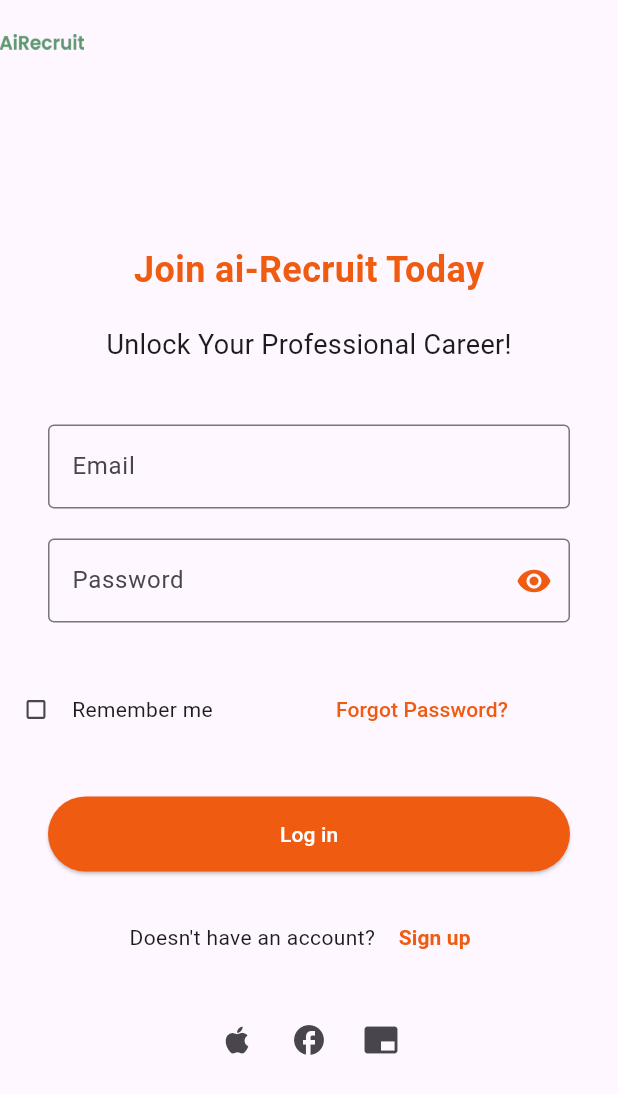
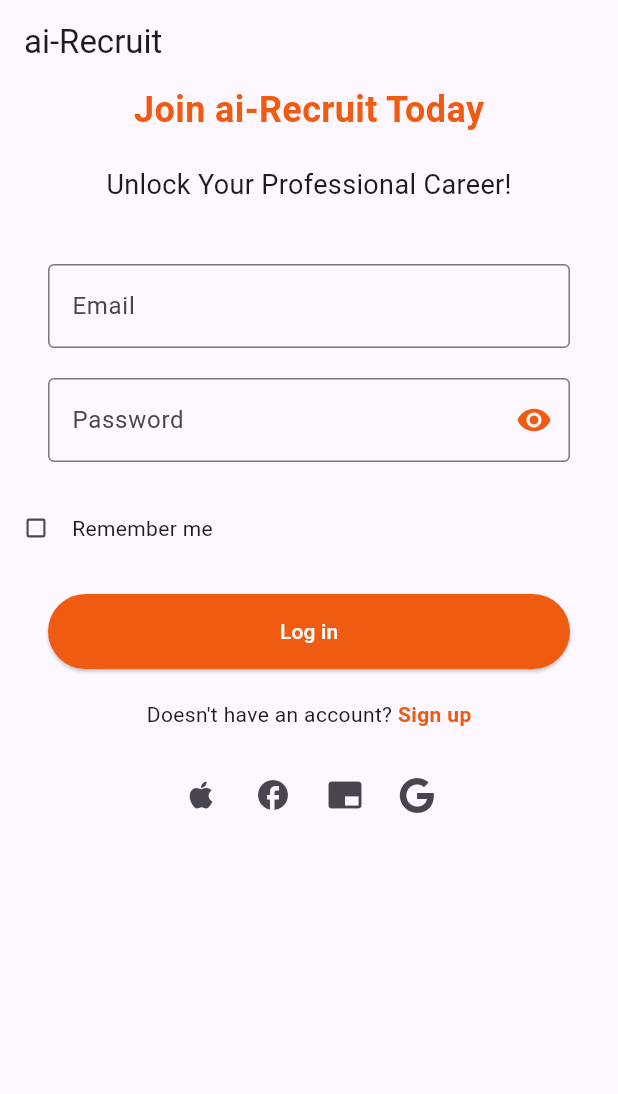
Before and after one commit to aiRecruit-Mvp/aiRecruit-Application, a Flutter app: the screen it shows after launch, on a phone screen of 412 x 824 dp. Shown: the top 1094 px of the screen. Run offline on Flutter 3.47's test engine with Material 3 defaults, Android fonts, the phone set to English and light mode, and no system bars; our stand-ins replace font_awesome_flutter, get, google_sign_in; accounts and stored records are empty.

Commit message:
SignIn Google IOS Sucess

```diff
--- a/lib/main.dart
+++ b/lib/main.dart
@@ -1,4 +1,4 @@
-import 'package:airecruit/screens/login_scren.dart';
+import 'package:airecruit/screens/login_screen.dart';
 import 'package:airecruit/screens/splash_screen.dart';
 import 'package:flutter/material.dart';
 import 'package:get/get.dart';
--- /dev/null
+++ b/lib/screens/login_screen.dart
@@ -0,0 +1,195 @@
+import 'package:airecruit/controllers/userController.dart';
+import 'package:flutter/material.dart';
+import 'dart:convert';
+import 'package:http/http.dart' as http;
+import 'package:google_sign_in/google_sign_in.dart';
+import 'package:font_awesome_flutter/font_awesome_flutter.dart';
+
+void main() {
+  runApp(Login());
+}
+
+class Login extends StatefulWidget {
+  @override
+  _LoginState createState() => _LoginState();
+}
+
+class _LoginState extends State<Login> {
+  final TextEditingController emailController = TextEditingController();
+  final TextEditingController passwordController = TextEditingController();
+  final UserController userController = UserController();
+  final GoogleSignIn googleSignIn = GoogleSignIn(
+      clientId:
+      '104792978938-8osg03385fiif0h9n084j2raadlacgsv.apps.googleusercontent.com',
+      scopes: ['email']);
+
+  @override
+  Widget build(BuildContext context) {
+    return MaterialApp(
+      home: Scaffold(
+        appBar: AppBar(
+          title: Text("ai-Recruit"),
+        ),
+        body: SingleChildScrollView(
+          // Wrap with SingleChildScrollView
+          child: Center(
+            child: Column(
+              mainAxisAlignment: MainAxisAlignment.center,
+              children: [
+                Text(
+                  "Join ai-Recruit Today",
+                  style: TextStyle(
+                      fontSize: 24,
+                      fontWeight: FontWeight.bold,
+                      color: Color.fromARGB(255, 239, 91, 17)),
+                ),
+                SizedBox(height: 20),
+                Text(
+                  "Unlock Your Professional Career!",
+                  style: TextStyle(fontSize: 18),
+                ),
+                SizedBox(height: 40),
+                Padding(
+                  padding: const EdgeInsets.symmetric(horizontal: 32),
+                  child: TextField(
+                    controller: emailController,
+                    decoration: InputDecoration(
+                      labelText: "Email",
+                      border: OutlineInputBorder(),
+                    ),
+                  ),
+                ),
+                SizedBox(height: 20),
+                Padding(
+                  padding: const EdgeInsets.symmetric(horizontal: 32),
+                  child: TextField(
+                    controller: passwordController,
+                    decoration: InputDecoration(
+                      labelText: "Password",
+                      border: OutlineInputBorder(),
+                      suffixIcon: IconButton(
+                        onPressed: () {},
+                        icon: Icon(Icons.visibility),
+                        color: Color.fromARGB(255, 239, 91, 17),
+                      ),
+                    ),
+                    obscureText: true,
+                  ),
+                ),
+                SizedBox(height: 20),
+                Row(
+                  children: [
+                    Transform.scale(
+                      scale: 0.7,
+                      child: Checkbox(
+                        value: false,
+                        onChanged: (value) {},
+                      ),
+                    ),
+                    Text("Remember me"),
+                  ],
+                ),
+                SizedBox(height: 20),
+                Row(
+                  children: [
+                    Expanded(
+                      child: Padding(
+                        padding: const EdgeInsets.symmetric(horizontal: 32),
+                        child: ElevatedButton(
+                          onPressed: () {
+                            userController.loginUser(
+                              emailController.text,
+                              passwordController.text,
+                            );
+                          },
+                          style: ElevatedButton.styleFrom(
+                            primary: Color.fromARGB(255, 239, 91, 17),
+                            onPrimary: Colors.white,
+                            shape: RoundedRectangleBorder(
+                              borderRadius: BorderRadius.circular(30),
+                            ),
+                            padding: EdgeInsets.symmetric(vertical: 15),
+                          ),
+                          child: Text("Log in"),
+                        ),
+                      ),
+                    ),
+                  ],
+                ),
+                SizedBox(height: 20),
+                Row(
+                  mainAxisAlignment: MainAxisAlignment.center,
+                  children: [
+                    Text("Doesn't have an account? "),
+                    Text(
+                      "Sign up",
+                      style: TextStyle(
+                          fontWeight: FontWeight.w700,
+                          color: Color.fromARGB(255, 239, 91, 17)),
+                    ),
+                  ],
+                ),
+                SizedBox(height: 20),
+                Row(
+                  mainAxisAlignment: MainAxisAlignment.center,
+                  children: [
+                    IconButton(
+                      onPressed: () {},
+                      icon: Icon(Icons.apple),
+                    ),
+                    IconButton(
+                      onPressed: () {
+                        // Perform LinkedIn Sign-In
+                        //signInWithLinkedIn();
+                      },
+                      icon: Icon(Icons.facebook),
+                    ),
+                    IconButton(
+                      onPressed: () {},
+                      icon: Icon(Icons.branding_watermark),
+                    ),
+                    IconButton(
+                      onPressed: () async {
+                        // Perform Google Sign-In
+                        try {
+                          await _handleSignIn();
+                        } catch (error) {
+                          print('Error during Google Sign-In: $error');
+                        }
+                      },
+                      icon: FaIcon(FontAwesomeIcons.google),
+                    ),
+                  ],
+                ),
+              ],
+            ),
+          ),
+        ),
+      ),
+    );
+  }
+
+  Future<void> _handleSignIn() async {
+    try {
+      final GoogleSignInAccount? googleUser = await googleSignIn.signIn();
+
+      if (googleUser != null) {
+        // Send Google Sign-In data to the backend
+        final GoogleSignInAuthentication googleAuth =
+        await googleUser.authentication;
+        final String? code = googleAuth.idToken;
+
+        if (code != null) {
+          await userController.sendGoogleSignInDataToBackend(code);
+        }
+      }
+    } catch (error) {
+      print('Error during Google Sign-In: $error');
+    }
+  }
+
+// Future<void> signInWithLinkedIn() async {
+//   // Call the signInWithLinkedIn function from your user controller
+//   await userController.signInWithLinkedIn();
+// }
+}
--- a/lib/screens/login_scren.dart
+++ /dev/null
@@ -1,185 +0,0 @@
-import 'package:airecruit/controllers/userController.dart';
-import 'package:airecruit/screens/forgotPassword_scren.dart';
-import 'package:airecruit/screens/signup_screen.dart';
-import 'package:flutter/material.dart';
-import 'dart:convert';
-import 'package:http/http.dart' as http;
-import 'package:airecruit/screens/profile_page.dart';
-
-void main() {
-  runApp(Login());
-}
-
-class Login extends StatefulWidget {
-  @override
-  _LoginState createState() => _LoginState();
-}
-
-class _LoginState extends State<Login> {
-  final TextEditingController emailController = TextEditingController();
-  final TextEditingController passwordController = TextEditingController();
-  final UserController userController = UserController();
-
-  @override
-  Widget build(BuildContext context) {
-    return MaterialApp(
-      home: Scaffold(
-        appBar: AppBar(
-          leading: Image.asset(
-            'images/logo.png', // Replace with the path to your logo image
-            width: 80, // Adjust the width as needed
-            height: 100, // Adjust the height as needed
-          ),
-        ),
-        body: Center(
-          child: Column(
-            mainAxisAlignment: MainAxisAlignment.center,
-            children: [
-              Text(
-                "Join ai-Recruit Today",
-                style: TextStyle(
-                    fontSize: 24,
-                    fontWeight: FontWeight.bold,
-                    color: Color.fromARGB(255, 239, 91, 17)),
-              ),
-              SizedBox(height: 20),
-              Text(
-                "Unlock Your Professional Career!",
-                style: TextStyle(fontSize: 18),
-              ),
-              SizedBox(height: 40),
-              Padding(
-                padding: const EdgeInsets.symmetric(horizontal: 32),
-                child: TextField(
-                  controller: emailController,
-                  decoration: InputDecoration(
-                    labelText: "Email",
-                    border: OutlineInputBorder(),
-                  ),
-                ),
-              ),
-              SizedBox(height: 20),
-              Padding(
-                padding: const EdgeInsets.symmetric(horizontal: 32),
-                child: TextField(
-                  controller: passwordController,
-                  decoration: InputDecoration(
-                    labelText: "Password",
-                    border: OutlineInputBorder(),
-                    suffixIcon: IconButton(
-                      onPressed: () {},
-                      icon: Icon(Icons.visibility),
-                      color: Color.fromARGB(255, 239, 91, 17),
-                    ),
-                  ),
-                  obscureText: true,
-                ),
-              ),
-              SizedBox(height: 20),
-              Row(
-                children: [
-                  Transform.scale(
-                    scale: 0.7,
-                    child: Checkbox(
-                      value: false,
-                      onChanged: (value) {},
-                    ),
-                  ),
-                  Text("Remember me"),
-                  SizedBox(
-                    width: 50,
-                  ),
-                  TextButton(
-                    onPressed: () {
-                      Navigator.push(
-                        context,
-                        MaterialPageRoute(
-                            builder: (context) => ForgotPassword()),
-                      );
-                    },
-                    child: Padding(
-                      padding: const EdgeInsets.all(20.0),
-                      child: Text(
-                        "Forgot Password?",
-                        style: TextStyle(
-                          color: Color.fromARGB(255, 239, 91, 17),
-                        ),
-                      ),
-                    ),
-                  ),
-                ],
-              ),
-              SizedBox(height: 20),
-              Row(
-                children: [
-                  Expanded(
-                    child: Padding(
-                      padding: const EdgeInsets.symmetric(horizontal: 32),
-                      child: ElevatedButton(
-                        onPressed: () {
-                          Navigator.push(
-                            context,
-                            MaterialPageRoute(
-                                builder: (context) => ProfilePage()),
-                          );
-                        },
-                        style: ElevatedButton.styleFrom(
-                          primary: Color.fromARGB(255, 239, 91, 17),
-                          onPrimary: Colors.white,
-                          shape: RoundedRectangleBorder(
-                            borderRadius: BorderRadius.circular(30),
-                          ),
-                          padding: EdgeInsets.symmetric(vertical: 15),
-                        ),
-                        child: Text("Log in"),
-                      ),
-                    ),
-                  ),
-                ],
-              ),
-              SizedBox(height: 20),
-              Row(
-                mainAxisAlignment: MainAxisAlignment.center,
-                children: [
-                  Text("Doesn't have an account? "),
-                  TextButton(
-                    onPressed: () {
-                      Navigator.push(
-                        context,
-                        MaterialPageRoute(builder: (context) => SignUp()),
-                      );
-                    },
-                    child: Text(
-                      "Sign up",
-                      style: TextStyle(
-                          fontWeight: FontWeight.w700,
-                          color: Color.fromARGB(255, 239, 91, 17)),
-                    ),
-                  ),
-                ],
-              ),
-              SizedBox(height: 20),
-              Row(
-                mainAxisAlignment: MainAxisAlignment.center,
-                children: [
-                  IconButton(
-                    onPressed: () {},
-                    icon: Icon(Icons.apple),
-                  ),
-                  IconButton(
-                    onPressed: () {},
-                    icon: Icon(Icons.facebook),
-                  ),
-                  IconButton(
-                    onPressed: () {},
-                    icon: Icon(Icons.branding_watermark),
-                  ),
-                ],
-              ),
-            ],
-          ),
-        ),
-      ),
-    );
-  }
-}
--- a/lib/screens/splash_screen.dart
+++ b/lib/screens/splash_screen.dart
@@ -1,6 +1,6 @@
-import 'package:airecruit/screens/login_scren.dart';
+import 'package:airecruit/screens/login_screen.dart';
 import 'package:flutter/material.dart';
-import 'package:airecruit/screens/login_scren.dart';
+import 'package:airecruit/screens/login_screen.dart';
 import 'package:flutter/material.dart';
 //
 class SplashScreen extends StatefulWidget {
--- a/pubspec.yaml
+++ b/pubspec.yaml
@@ -37,7 +37,10 @@ dependencies:
   cupertino_icons: ^1.0.2
   get: ^4.6.5
   http: ^1.2.0
-
+  google_sign_in: ^5.0.2
+  googleapis: ^12.0.0
+  googleapis_auth: ^1.4.1
+  font_awesome_flutter: ^10.2.3
 dev_dependencies:
   flutter_test:
     sdk: flutter
```
Also changed, not shown: lib/controllers/userController.dart (+25 -0 lines), pubspec.lock, 11 other files.
